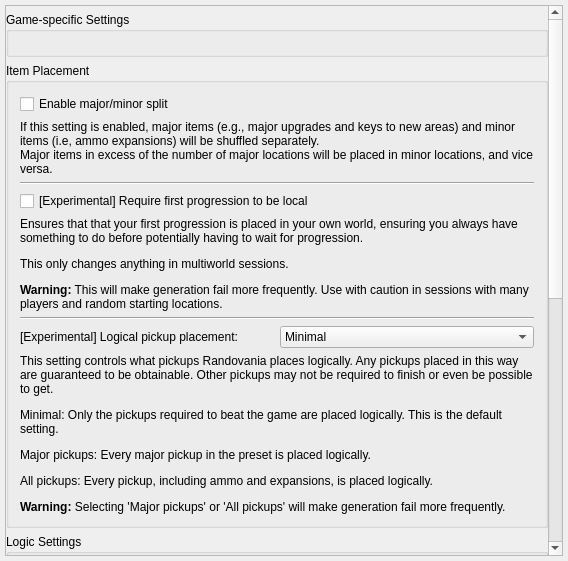
Qt form randovania/gui/ui_files/preset_generation.ui (randovania/randovania) before a commit.
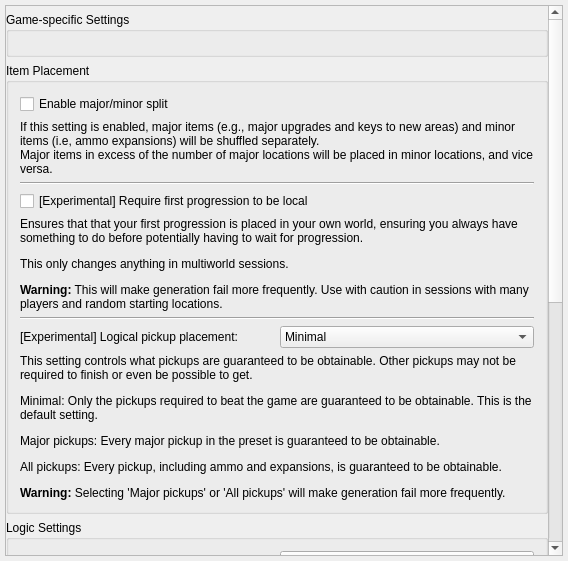
The same form after that commit.

What changed in the file:
```diff
--- a/randovania/gui/ui_files/preset_generation.ui
+++ b/randovania/gui/ui_files/preset_generation.ui
@@ -42,9 +42,9 @@
        <property name="geometry">
         <rect>
          <x>0</x>
-         <y>0</y>
+         <y>-99</y>
          <width>539</width>
-         <height>1060</height>
+         <height>1044</height>
         </rect>
        </property>
        <layout class="QVBoxLayout" name="verticalLayout_3">
@@ -159,7 +159,7 @@
            <item>
             <widget class="QLabel" name="logical_pickup_placement_description">
              <property name="text">
-              <string>&lt;html&gt;&lt;head/&gt;&lt;body&gt;&lt;p&gt;This setting controls what pickups Randovania places logically. Any pickups placed in this way are guaranteed to be obtainable. Other pickups may not be required to finish or even be possible to get.&lt;/p&gt;&lt;p&gt;Minimal: Only the pickups required to beat the game are placed logically. This is the default setting.&lt;/p&gt;&lt;p&gt;Major pickups: Every major pickup in the preset is placed logically.&lt;/p&gt;&lt;p&gt;All pickups: Every pickup, including ammo and expansions, is placed logically.&lt;/p&gt;&lt;p&gt;&lt;span style=&quot; font-weight:700;&quot;&gt;Warning:&lt;/span&gt; Selecting 'Major pickups' or 'All pickups' will make generation fail more frequently.&lt;/p&gt;&lt;/body&gt;&lt;/html&gt;</string>
+              <string>&lt;html&gt;&lt;head/&gt;&lt;body&gt;&lt;p&gt;This setting controls what pickups are guaranteed to be obtainable. Other pickups may not be required to finish or even be possible to get.&lt;/p&gt;&lt;p&gt;Minimal: Only the pickups required to beat the game are guaranteed to be obtainable. This is the default setting.&lt;/p&gt;&lt;p&gt;Major pickups: Every major pickup in the preset is guaranteed to be obtainable.&lt;/p&gt;&lt;p&gt;All pickups: Every pickup, including ammo and expansions, is guaranteed to be obtainable.&lt;/p&gt;&lt;p&gt;&lt;span style=&quot; font-weight:700;&quot;&gt;Warning:&lt;/span&gt; Selecting 'Major pickups' or 'All pickups' will make generation fail more frequently.&lt;/p&gt;&lt;/body&gt;&lt;/html&gt;</string>
              </property>
              <property name="wordWrap">
               <bool>true</bool>
```
